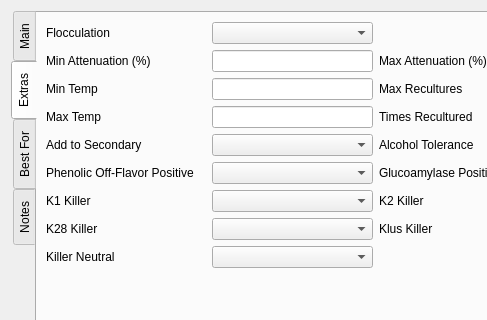
This is ui/yeastEditor.ui in Brewken/brewken as Qt 5 draws it before an edit; both pictures show x 0 to 487 and y 0 to 320 of the 689 by 418 pixel window. The edited form follows.
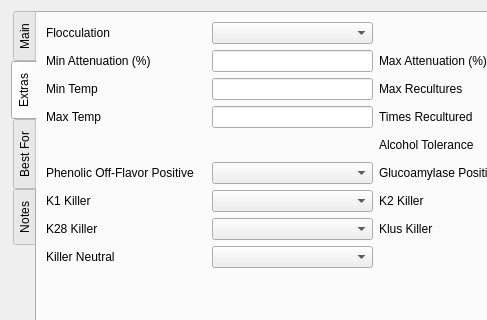
This is the edited form. The open tabs and pages were chosen to show the change. Icons and pictures are not drawn. Custom widgets are drawn as their Qt base class.

```diff
--- a/ui/yeastEditor.ui
+++ b/ui/yeastEditor.ui
@@ -382,32 +382,6 @@
          </property>
         </widget>
        </item>
-       <item row="4" column="0">
-        <widget class="QLabel" name="label_addToSecondary">
-         <property name="sizePolicy">
-          <sizepolicy hsizetype="Expanding" vsizetype="Preferred">
-           <horstretch>0</horstretch>
-           <verstretch>0</verstretch>
-          </sizepolicy>
-         </property>
-         <property name="text">
-          <string>Add to Secondary</string>
-         </property>
-        </widget>
-       </item>
-       <item row="4" column="1">
-        <widget class="BtBoolComboBox" name="boolCombo_addToSecondary">
-         <property name="sizePolicy">
-          <sizepolicy hsizetype="Expanding" vsizetype="Fixed">
-           <horstretch>0</horstretch>
-           <verstretch>0</verstretch>
-          </sizepolicy>
-         </property>
-         <property name="toolTip">
-          <string>Whether to add this yeast to secondary instead of primary</string>
-         </property>
-        </widget>
-       </item>
        <item row="4" column="2">
         <widget class="QLabel" name="label_alcoholTolerance">
          <property name="text">
```
